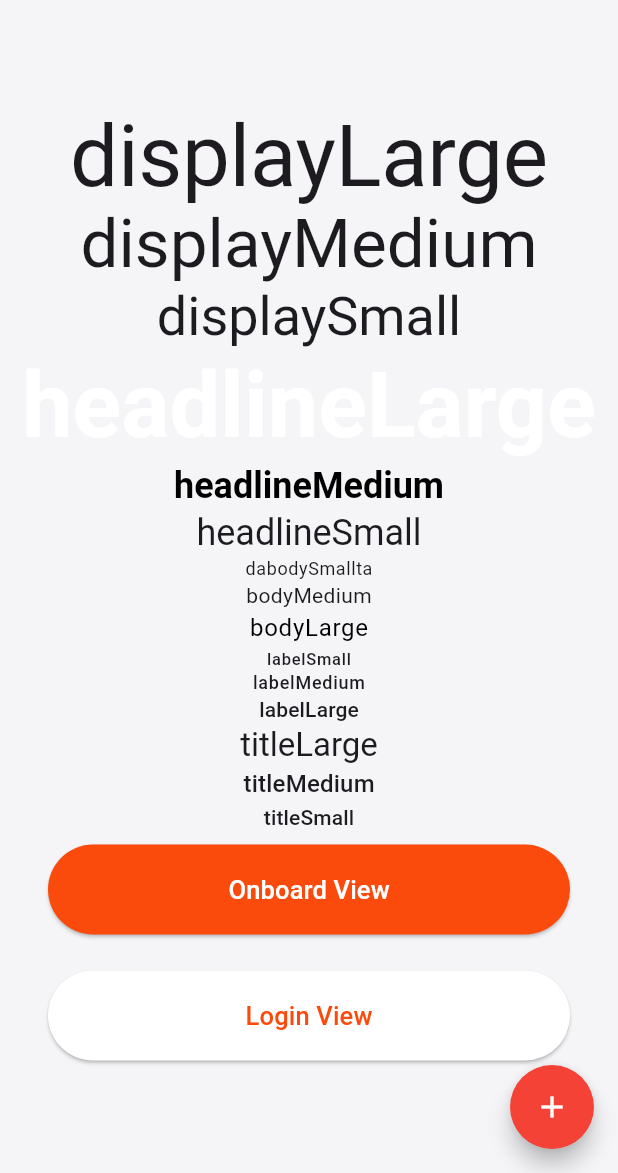
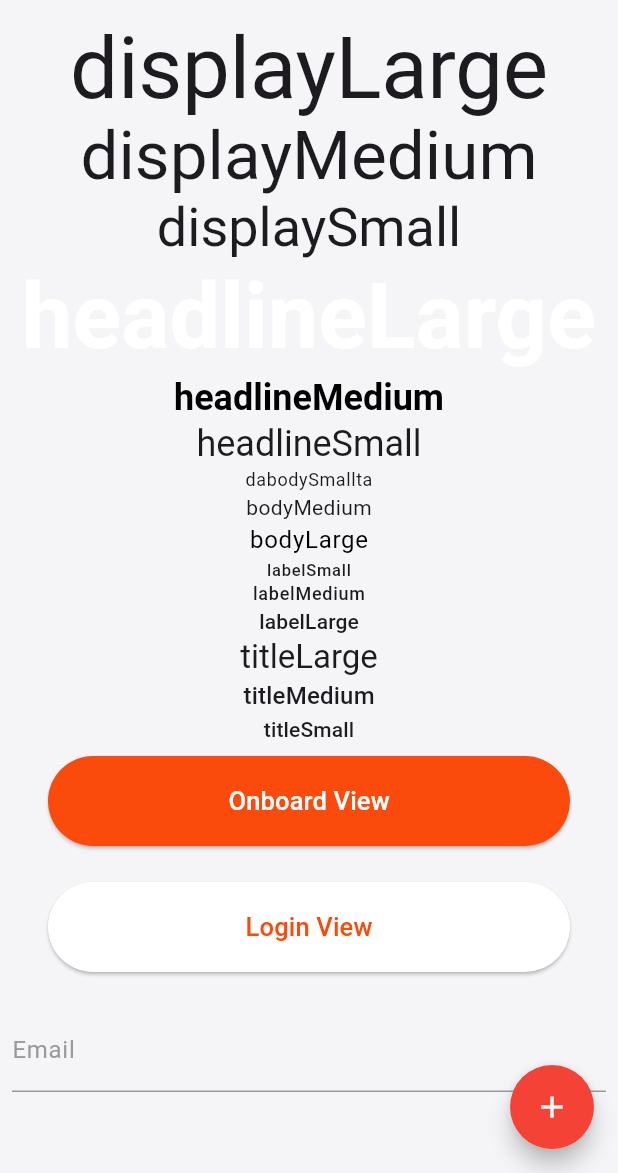
Before and after one commit to ozcanbayram/demo-apps, a Flutter app: the screen it shows after launch, on a phone screen of 412 x 824 dp, the part 63-1236 px from its top. Run offline on Flutter 3.47's test engine with Material 3 defaults, Android fonts, the phone set to English and light mode, and no system bars.

Commit message:
Created theme for TextFields.

```diff
--- a/lib/theme/theme.dart
+++ b/lib/theme/theme.dart
@@ -54,4 +54,18 @@ final ThemeData lightTheme = ThemeData(
       ),
     ),
   ),
+
+  //! TextField theme
+  inputDecorationTheme: const InputDecorationTheme(
+    labelStyle: TextStyle(color: ProjectColors.textSecondary),
+    border: UnderlineInputBorder(
+      borderSide: BorderSide(color: ProjectColors.primary),
+    ),
+    enabledBorder: UnderlineInputBorder(
+      borderSide: BorderSide(color: ProjectColors.textSecondary),
+    ),
+    focusedBorder: UnderlineInputBorder(
+      borderSide: BorderSide(color: ProjectColors.primary, width: 2.0),
+    ),
+  ),
 );
--- a/lib/view/theme_example.dart
+++ b/lib/view/theme_example.dart
@@ -21,7 +21,8 @@ class _ThemeExamlViewState extends State<ThemeExamlView> {
       appBar: AppBar(
         title: Text(ProjectTexts.appName),
       ),
-      body: Center(
+      body: SingleChildScrollView(
+        child: Center(
           child: Column(
             mainAxisAlignment: MainAxisAlignment.center,
             children: <Widget>[
@@ -37,14 +38,17 @@ class _ThemeExamlViewState extends State<ThemeExamlView> {
                   style: Theme.of(context).textTheme.headlineMedium),
               Text('headlineSmall',
                   style: Theme.of(context).textTheme.headlineSmall),
-            Text('dabodySmallta', style: Theme.of(context).textTheme.bodySmall),
+              Text('dabodySmallta',
+                  style: Theme.of(context).textTheme.bodySmall),
               Text('bodyMedium', style: Theme.of(context).textTheme.bodyMedium),
               Text('bodyLarge', style: Theme.of(context).textTheme.bodyLarge),
               Text('labelSmall', style: Theme.of(context).textTheme.labelSmall),
-            Text('labelMedium', style: Theme.of(context).textTheme.labelMedium),
+              Text('labelMedium',
+                  style: Theme.of(context).textTheme.labelMedium),
               Text('labelLarge', style: Theme.of(context).textTheme.labelLarge),
               Text('titleLarge', style: Theme.of(context).textTheme.titleLarge),
-            Text('titleMedium', style: Theme.of(context).textTheme.titleMedium),
+              Text('titleMedium',
+                  style: Theme.of(context).textTheme.titleMedium),
               Text('titleSmall', style: Theme.of(context).textTheme.titleSmall),
               CustomLargeButton(
                 onPressed: () {
@@ -74,7 +78,16 @@ class _ThemeExamlViewState extends State<ThemeExamlView> {
                 frColor: ProjectColors.primary,
                 title: 'Login View',
               ),
+              Padding(
+                padding: const EdgeInsets.all(8.0),
+                child: TextField(
+                  decoration: InputDecoration(
+                    labelText: 'Email',
+                  ),
+                ),
+              ),
             ],
+          ),
         ),
       ),
       floatingActionButton: FloatingActionButton(
```
Also changed, not shown: lib/view/login_view.dart (+2 -30 lines). Lines whose indentation alone changed are shown as unchanged.
